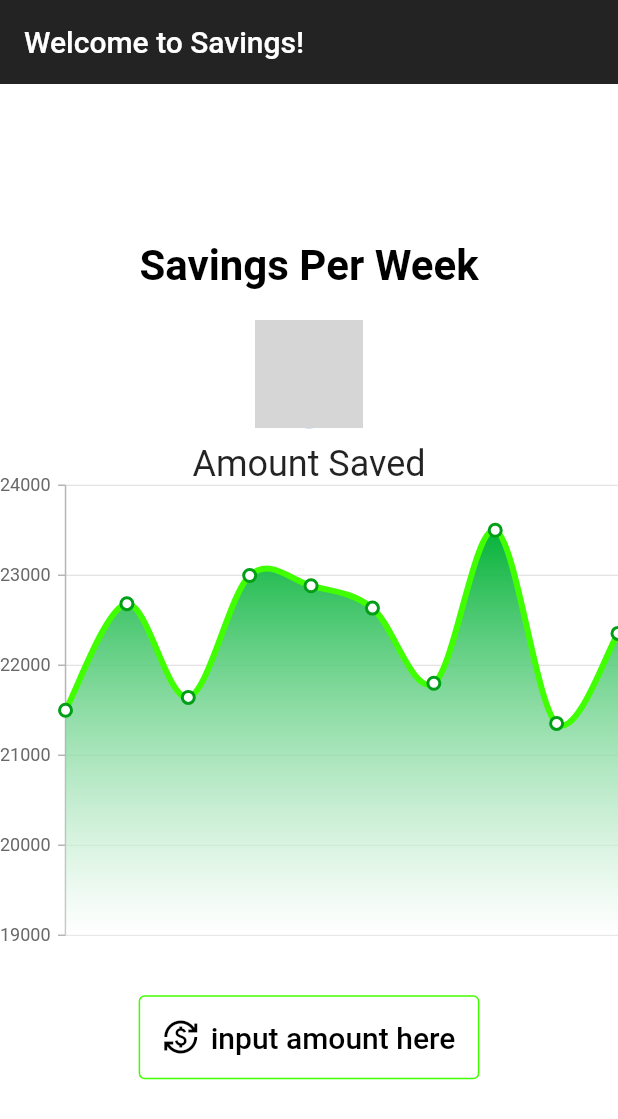
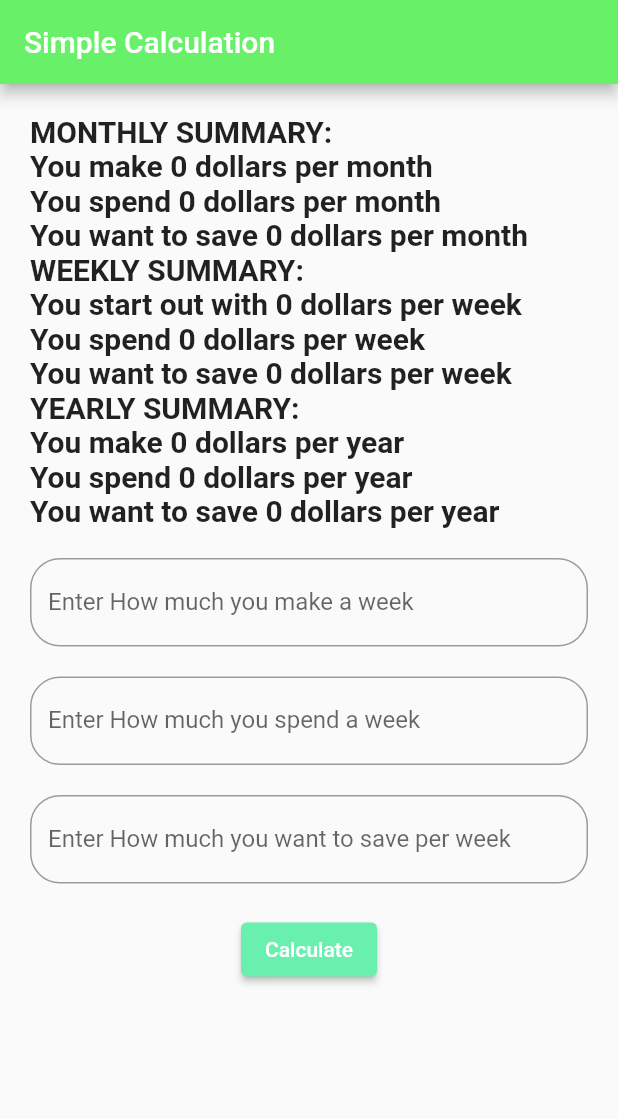
Before and after one commit to AfaqAnwar/money-manager, a Flutter app: the screen it shows after launch, on a phone screen of 412 x 824 dp. Shown: the top 1119 px of the screen. Run offline on Flutter 3.47's test engine with Material 2 defaults, Android fonts, the light colour scheme and no system bars; our stand-ins replace cloud_firestore, firebase_auth, firebase_core, firebase_database, fl_chart, google_fonts and 1 more; missing offline and left inert: survey_kit; accounts and stored records are empty; grey boxes are pictures that could not be loaded.

Commit message:
"more visualization and calculator stuff"

```diff
--- a/lib/main.dart
+++ b/lib/main.dart
@@ -1,10 +1,10 @@
-// ignore_for_file: depend_on_referenced_packages
-
 import 'package:firebase_auth/firebase_auth.dart';
 import 'package:flutter/material.dart';
 import 'package:firebase_core/firebase_core.dart';
 import 'package:moneymanager/auth/main_page.dart';
 import 'package:moneymanager/pages/login_page.dart';
+import 'package:moneymanager/pages/calculator_page.dart';
+import 'package:moneymanager/pages/register_page.dart';
 import 'package:moneymanager/pages/survey.dart';
 import 'package:moneymanager/pages/visualize_page.dart';
 import 'package:fl_chart/fl_chart.dart';
@@ -25,7 +25,7 @@ class MyApp extends StatelessWidget {
   Widget build(BuildContext context) {
     return MaterialApp(
       debugShowCheckedModeBanner: false,
-      home: VisualizePage(),
+      home: CalculatorPage(),
     );
   }
 }
--- /dev/null
+++ b/lib/pages/calculator_page.dart
@@ -0,0 +1,148 @@
+import 'dart:ui';
+import 'package:cloud_firestore/cloud_firestore.dart';
+import 'package:firebase_auth/firebase_auth.dart';
+import 'package:flutter/material.dart';
+import 'package:moneymanager/model/chart_data.dart';
+import 'package:moneymanager/pages/survey.dart';
+import 'package:firebase_database/firebase_database.dart';
+import 'package:moneymanager/style/app_style.dart';
+import 'package:moneymanager/user.dart';
+
+// Main Page
+class CalculatorPage extends StatefulWidget {
+  const CalculatorPage({Key? key}) : super(key: key);
+
+  @override
+  State<CalculatorPage> createState() => CalculatorPageState();
+}
+
+class CalculatorPageState extends State<CalculatorPage> {
+  TextEditingController controller1 = TextEditingController();
+  TextEditingController controller2 = TextEditingController();
+  TextEditingController controller3 = TextEditingController();
+  int result = 0, //INITILIZE VALUES FROM FIREBASE i think?
+      num1 = 0,
+      num2 = 0,
+      num3 = 0,
+      anotherResult = 0,
+      thirdResult = 0,
+      sussy = 0,
+      kabob = 0,
+      dog = 0,
+      goob = 0,
+      eep = 0,
+      yaygerbomb = 0;
+
+  add() {
+    setState(() {
+      num1 = int.parse(controller1.text);
+      num2 = int.parse(controller2.text);
+      num3 = int.parse(controller3.text);
+
+      sussy = num1; //how much they start out with per week
+
+      result = num2!; //how much they spend a week
+
+      goob = num3; //how much they wish to save a week
+
+      anotherResult = num1 * 4; //how much they make a month
+
+      thirdResult = num2 * 4; //how much they spend a month
+
+      eep = num3 * 4; //how much they wish to save a month
+
+      kabob = num1 * 12; // how much they make a year
+
+      dog = num2 * 12; // how much they spend a year
+
+      yaygerbomb = num3 * 12; //how much they wish to spend a year
+    });
+  }
+
+  // Initially checks for survey completion to ensure proper data is present.
+  @override
+  void initState() {}
+  @override
+  Widget build(BuildContext context) {
+    return Scaffold(
+      appBar: AppBar(
+        title: Text("Simple Calculation"),
+        backgroundColor: Color.fromARGB(255, 105, 240, 105),
+      ),
+      body: Padding(
+        padding: const EdgeInsets.all(20.0),
+        child: Column(
+          children: [
+            Text(
+              "MONTHLY SUMMARY:                            "
+              "You make $anotherResult dollars per month                               "
+              "You spend $thirdResult dollars per month                                "
+              "You want to save $eep dollars per month                             "
+              "WEEKLY SUMMARY:                                "
+              "You start out with $sussy dollars per week                                 "
+              "You spend $result dollars per week                           "
+              "You want to save $goob dollars per week                             "
+              "YEARLY SUMMARY:                                               "
+              "You make $kabob dollars per year                                  "
+              "You spend $dog dollars per year                                            "
+              "You want to save $yaygerbomb dollars per year",
+              style: TextStyle(fontSize: 20, fontWeight: FontWeight.bold),
+            ),
+            SizedBox(
+              height: 20,
+            ), //TEXT FIELD 111111111111111111
+            TextField(
+              controller: controller1,
+              decoration: InputDecoration(
+                labelText: "Enter How much you make a week",
+                border:
+                    OutlineInputBorder(borderRadius: BorderRadius.circular(20)),
+              ),
+            ),
+            SizedBox(
+              height: 20,
+            ), //TEXT FIELD 2222222222222
+            TextField(
+              controller: controller2,
+              decoration: InputDecoration(
+                labelText: "Enter How much you spend a week",
+                border:
+                    OutlineInputBorder(borderRadius: BorderRadius.circular(20)),
+              ),
+            ),
+            SizedBox(
+              height: 20,
+            ), //TEXT FIELD 2222222222222
+            TextField(
+              controller: controller3,
+              decoration: InputDecoration(
+                labelText: "Enter How much you want to save per week",
+                border:
+                    OutlineInputBorder(borderRadius: BorderRadius.circular(20)),
+              ),
+            ), //TEST FIELD 33333333333
+            SizedBox(
+              height: 20,
+            ),
+            Row(
+              mainAxisAlignment: MainAxisAlignment.center,
+              children: [
+                ElevatedButton(
+                  onPressed: () {
+                    add();
+                    controller1
+                        .clear(); //if we want to get rid of what we just typed
+                    controller2.clear();
+                    controller3.clear();
+                  },
+                  style: ElevatedButton.styleFrom(primary: Colors.greenAccent),
+                  child: Text("Calculate"),
+                )
+              ],
+            ),
+          ],
+        ),
+      ),
+    );
+  }
+}
```
